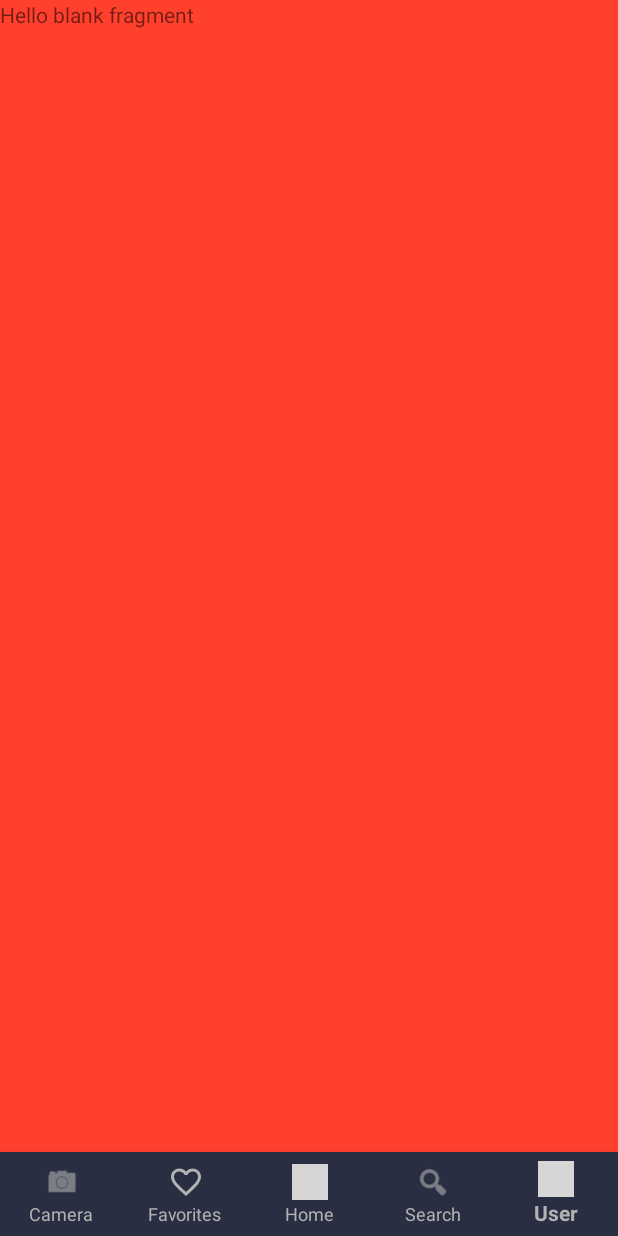
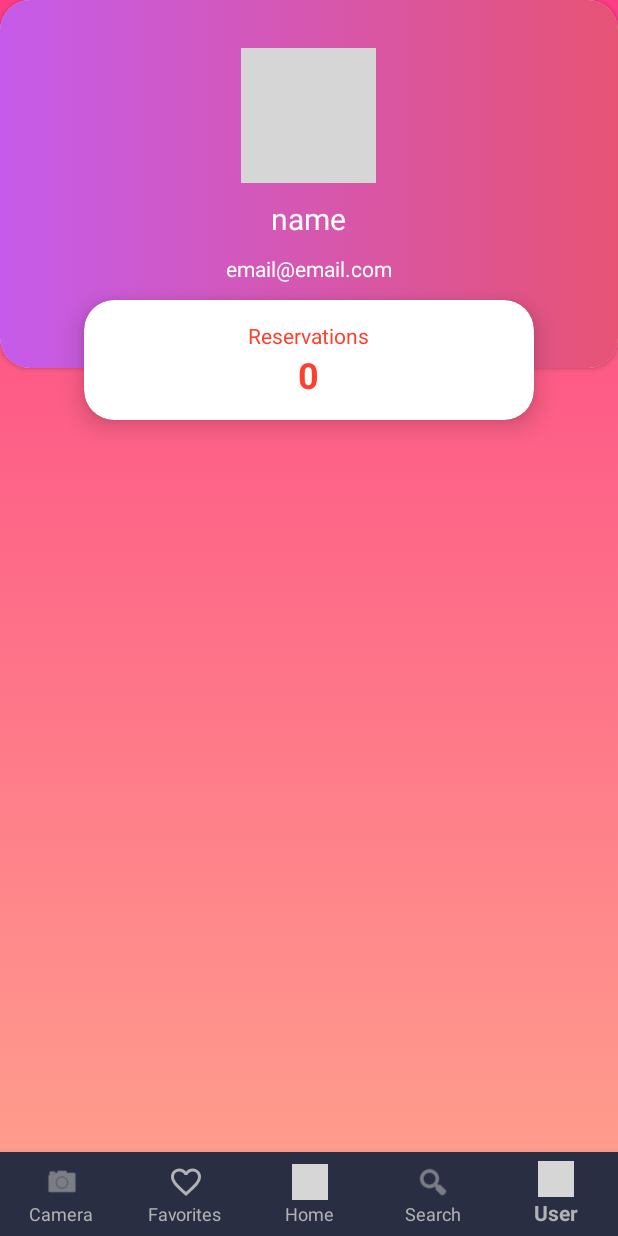
Before and after one commit to peter959/progettoPM, an Android app: the HomeFragment screen opened directly, with no data from a screen before it, item 5 of the bottom bar chosen, on a phone screen of 412 x 824 dp. Run offline under Robolectric (Android 15) with nearby library versions, the phone set to English and light mode, and no system bars; our stand-ins replace Firebase (no records; nobody signed in at launch, a user with empty details on screens opened directly); 2 statements that could not run were skipped; grey boxes are pictures that could not be loaded.

Commit message:
profile added

```diff
--- a/InstantReservation/app/src/main/java/com/example/instantreservation/HomeFragment.java
+++ b/InstantReservation/app/src/main/java/com/example/instantreservation/HomeFragment.java
@@ -66,9 +66,13 @@ public class HomeFragment extends Fragment {
                              Bundle savedInstanceState) {
 
         View returnView = inflater.inflate(R.layout.fragment_home, container, false);
+
+        Bundle args = getArguments();
+        String name = args.getString("name");
+
         // Inflate the layout for this fragment
         TextView hello_name = (TextView) returnView.findViewById(R.id.hello_name);
-        hello_name.setText("a bello!");
+        hello_name.setText(name);
 
         return returnView;
     }
--- a/InstantReservation/app/src/main/java/com/example/instantreservation/MainActivity.java
+++ b/InstantReservation/app/src/main/java/com/example/instantreservation/MainActivity.java
@@ -1,27 +1,58 @@
 package com.example.instantreservation;
 
+import android.content.Intent;
 import android.os.Build;
 import android.os.Bundle;
 //import androidx.support.annotation.NonNull;
+import androidx.annotation.NonNull;
+import androidx.annotation.Nullable;
 import androidx.annotation.RequiresApi;
 import androidx.appcompat.widget.Toolbar;
 import android.view.MenuItem;
+import android.widget.Toast;
 
 import androidx.appcompat.app.AppCompatActivity;
 import androidx.fragment.app.Fragment;
 import androidx.fragment.app.FragmentManager;
 
 import com.google.android.material.bottomnavigation.BottomNavigationView;
+import com.google.firebase.auth.FirebaseAuth;
+import com.google.firebase.auth.FirebaseUser;
+import com.google.firebase.database.ChildEventListener;
+import com.google.firebase.database.DataSnapshot;
+import com.google.firebase.database.DatabaseError;
+import com.google.firebase.database.DatabaseReference;
+import com.google.firebase.database.FirebaseDatabase;
+import com.google.firebase.database.Query;
+import com.google.firebase.database.ValueEventListener;
 
 public class MainActivity extends AppCompatActivity {
+    private DatabaseReference mDatabase;
+    private FirebaseAuth mAuth;
+    FirebaseUser currentUser;
+
+    String email, name;
 
     private BottomNavigationView bottomNavigationView;
     private Toolbar toolbar;
+    private User user;
 
     final Fragment profileFragment = new ProfileFragment();
     final Fragment homeFragment = new HomeFragment();
     final FragmentManager fm = getSupportFragmentManager();
     Fragment active = homeFragment;
+
+    @Override
+    public void onStart() {
+        super.onStart();
+        // Check if user is signed in (non-null) and update UI accordingly.
+
+
+
+
+
+        //updateUI(currentUser);
+    }
 
 
     private BottomNavigationView.OnNavigationItemSelectedListener mOnNavigationItemSelectedListener
@@ -31,7 +62,7 @@ public class MainActivity extends AppCompatActivity {
         public boolean onNavigationItemSelected(MenuItem item) {
             switch (item.getItemId()) {
                 case R.id.navigationMyProfile:
-                    //fragment =
+
                     fm.beginTransaction().hide(active).show(profileFragment).commit();
                     active = profileFragment;
                     return true;
@@ -59,9 +90,52 @@ public class MainActivity extends AppCompatActivity {
         super.onCreate(savedInstanceState);
         setContentView(R.layout.activity_main);
 
+        mAuth = FirebaseAuth.getInstance();
+        currentUser = mAuth.getCurrentUser();
+
+        if (currentUser != null) {
+
+            mDatabase = FirebaseDatabase.getInstance().getReference().child("users").child(currentUser.getUid());
+
+            mDatabase.addValueEventListener(new ValueEventListener() {
+                @Override
+                public void onDataChange(@NonNull DataSnapshot dataSnapshot) {
+                    //user = dataSnapshot.getValue(User.class);
+                    email =  dataSnapshot.child("email").getValue().toString();
+                    name =  dataSnapshot.child("fullname").getValue().toString();
+                    System.out.println("AAAAAAAAAAAAQAAAAAAAAAAAAAAAA" + email + " " + name);
+                }
+
+                @Override
+                public void onCancelled(@NonNull DatabaseError databaseError) {
+
+                }
+            });
+
+            Bundle args = new Bundle();
+            args.putString("name", "name");
+            args.putString("email", "email");
+            profileFragment.setArguments(args);
+            homeFragment.setArguments(args);
+
+        }
+        else {
+            Intent intent = new Intent(getApplicationContext(), WelcomeActivity.class);
+            startActivity(intent);
+            finish();
+        }
+
+
+        /*
+        Bundle args = new Bundle();
+        args.putString("name", "adkjshkjdhf");
+        args.putString("email", "user.getEmail()");
+        profileFragment.setArguments(args);
+        homeFragment.setArguments(args);*/
+
+
         toolbar = findViewById(R.id.toolbar);
         setSupportActionBar(toolbar);
-        toolbar.setTitle("Hi ");
 
         fm.beginTransaction().add(R.id.main_container,profileFragment,"2").hide(profileFragment).commit();
         fm.beginTransaction().add(R.id.main_container,homeFragment, "1").commit();
--- a/InstantReservation/app/src/main/java/com/example/instantreservation/ProfileFragment.java
+++ b/InstantReservation/app/src/main/java/com/example/instantreservation/ProfileFragment.java
@@ -1,5 +1,7 @@
 package com.example.instantreservation;
 
+import android.content.Context;
+import android.content.SharedPreferences;
 import android.os.Bundle;
 
 import androidx.fragment.app.Fragment;
@@ -7,35 +9,25 @@ import androidx.fragment.app.Fragment;
 import android.view.LayoutInflater;
 import android.view.View;
 import android.view.ViewGroup;
+import android.widget.TextView;
 
 
-/**
- * A simple {@link Fragment} subclass.
- * Use the {@link ProfileFragment#newInstance} factory method to
- * create an instance of this fragment.
- */
 public class ProfileFragment extends Fragment {
-    // TODO: Rename parameter arguments, choose names that match
+
     // the fragment initialization parameters, e.g. ARG_ITEM_NUMBER
     private static final String ARG_PARAM1 = "param1";
     private static final String ARG_PARAM2 = "param2";
 
-    // TODO: Rename and change types of parameters
+
     private String mParam1;
     private String mParam2;
+
+
 
     public ProfileFragment() {
         // Required empty public constructor
     }
 
-    /**
-     * Use this factory method to create a new instance of
-     * this fragment using the provided parameters.
-     *
-     * @param param1 Parameter 1.
-     * @param param2 Parameter 2.
-     * @return A new instance of fragment ProfileFragment.
-     */
     // TODO: Rename and change types and number of parameters
     public static ProfileFragment newInstance(String param1, String param2) {
         ProfileFragment fragment = new ProfileFragment();
@@ -52,13 +44,21 @@ public class ProfileFragment extends Fragment {
         if (getArguments() != null) {
             mParam1 = getArguments().getString(ARG_PARAM1);
             mParam2 = getArguments().getString(ARG_PARAM2);
+
         }
     }
 
     @Override
     public View onCreateView(LayoutInflater inflater, ViewGroup container,
                              Bundle savedInstanceState) {
+        View returnView = inflater.inflate(R.layout.fragment_profile, container, false);
+
+        Bundle args = getArguments();
+        String name = args.getString("name");
+
+        TextView tv_name = (TextView) returnView.findViewById(R.id.name);
+        tv_name.setText(name);
         // Inflate the layout for this fragment
-        return inflater.inflate(R.layout.fragment_profile, container, false);
+        return returnView;
     }
 }
--- a/InstantReservation/app/src/main/java/com/example/instantreservation/SplashActivity.java
+++ b/InstantReservation/app/src/main/java/com/example/instantreservation/SplashActivity.java
@@ -3,6 +3,7 @@ package com.example.instantreservation;
 import androidx.appcompat.app.AppCompatActivity;
 
 import android.content.Intent;
+import android.content.SharedPreferences;
 import android.os.Bundle;
 
 import com.google.firebase.auth.FirebaseAuth;
--- a/InstantReservation/app/src/main/java/com/example/instantreservation/User.java
+++ b/InstantReservation/app/src/main/java/com/example/instantreservation/User.java
@@ -14,4 +14,28 @@ public class User {
         this.email = email;
         this.phone = phone;
     }
+
+    public String getFullname() {
+        return fullname;
+    }
+
+    public void setFullname(String fullname) {
+        this.fullname = fullname;
+    }
+
+    public String getEmail() {
+        return email;
+    }
+
+    public void setEmail(String email) {
+        this.email = email;
+    }
+
+    public String getPhone() {
+        return phone;
+    }
+
+    public void setPhone(String phone) {
+        this.phone = phone;
+    }
 }
--- a/InstantReservation/app/src/main/res/layout/fragment_profile.xml
+++ b/InstantReservation/app/src/main/res/layout/fragment_profile.xml
@@ -1,15 +1,100 @@
 <?xml version="1.0" encoding="utf-8"?>
-<FrameLayout xmlns:android="http://schemas.android.com/apk/res/android"
+<LinearLayout
+    xmlns:android="http://schemas.android.com/apk/res/android"
+    xmlns:app="http://schemas.android.com/apk/res-auto"
     xmlns:tools="http://schemas.android.com/tools"
     android:layout_width="match_parent"
     android:layout_height="match_parent"
-    android:background="@color/colorAccent"
-    tools:context=".ProfileFragment">
+    tools:context=".ProfileFragment"
+    android:background="@drawable/background"
+    >
 
-    <!-- TODO: Update blank fragment layout -->
-    <TextView
+    <RelativeLayout
         android:layout_width="match_parent"
-        android:layout_height="match_parent"
-        android:text="@string/hello_blank_fragment" />
+        android:layout_height="380dp">
 
-</FrameLayout>
+        <androidx.cardview.widget.CardView
+            android:layout_width="match_parent"
+            android:layout_height="245dp"
+            app:cardCornerRadius="20dp">
+        <LinearLayout
+            android:layout_width="match_parent"
+            android:layout_height="245dp"
+            android:orientation="vertical"
+            android:background="@drawable/background_gradient">
+
+            <ImageView
+                android:layout_marginTop="32dp"
+                android:layout_gravity="center"
+                android:src="@drawable/ic_user"
+                android:layout_width="90dp"
+                android:layout_height="90dp"
+                />
+
+            <TextView
+                android:id="@+id/name"
+                android:layout_gravity="center"
+                android:textSize="20sp"
+                android:layout_marginTop="10dp"
+                android:layout_width="wrap_content"
+                android:layout_height="wrap_content"
+                android:textColor="#fff"
+                android:text="Full Name"/>
+
+            <TextView
+                android:layout_gravity="center"
+                android:layout_marginTop="10dp"
+                android:layout_width="wrap_content"
+                android:layout_height="wrap_content"
+                android:textColor="#fff"
+                android:text="email@email.com"/>
+        </LinearLayout>
+        </androidx.cardview.widget.CardView>
+
+        <androidx.cardview.widget.CardView
+            android:layout_width="300dp"
+            android:layout_height="80dp"
+            android:layout_marginTop="200dp"
+            app:cardElevation="10dp"
+            app:cardCornerRadius="20dp"
+            android:layout_centerHorizontal="true"
+            >
+
+            <LinearLayout
+                android:weightSum="3"
+                android:layout_width="match_parent"
+                android:layout_height="match_parent"
+                android:orientation="horizontal">
+
+                <LinearLayout
+                    android:layout_gravity="center"
+                    android:layout_weight="3"
+                    android:layout_width="wrap_content"
+                    android:layout_height="wrap_content"
+                    android:orientation="vertical">
+                    <TextView
+                        android:layout_gravity="center"
+                        android:textColor="@color/colorAccent"
+                        android:layout_width="wrap_content"
+                        android:layout_height="wrap_content"
+                        android:text="Reservations"
+                        />
+                    <TextView
+                        android:layout_gravity="center"
+                        android:layout_width="wrap_content"
+                        android:layout_height="wrap_content"
+                        android:textSize="24dp"
+                        android:textColor="@color/colorAccent"
+                        android:text="0"
+                        android:textStyle="bold"
+                        />
+                </LinearLayout>
+
+            </LinearLayout>
+
+        </androidx.cardview.widget.CardView>
+
+
+    </RelativeLayout>
+
+</LinearLayout>
```
